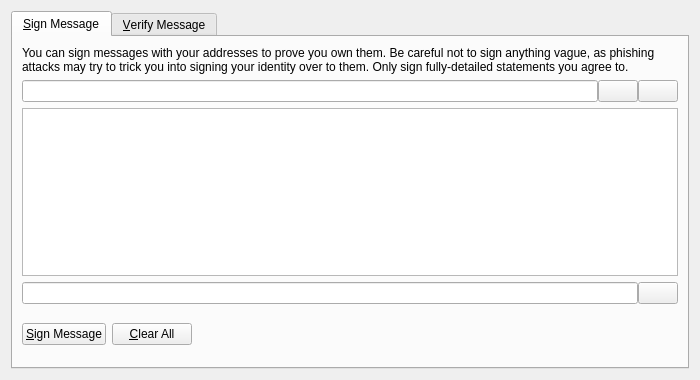
yodacoin/test, file src/qt/forms/signverifymessagedialog.ui: the form before one commit.
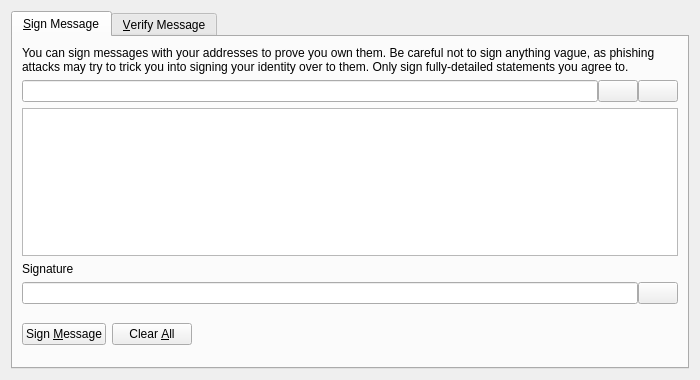
The form after the commit. Icons and pictures are not drawn. Custom widgets are drawn as their Qt base class.

```diff
--- a/src/qt/forms/signverifymessagedialog.ui
+++ b/src/qt/forms/signverifymessagedialog.ui
@@ -104,6 +104,16 @@
          </property>
         </widget>
        </item>
+       <item>
+        <widget class="QLabel" name="signatureLabel_SM">
+         <property name="text">
+          <string>Signature</string>
+         </property>
+         <property name="textFormat">
+          <enum>Qt::PlainText</enum>
+         </property>
+        </widget>
+       </item>
        <item>
         <layout class="QHBoxLayout" name="horizontalLayout_2_SM">
          <property name="spacing">
@@ -151,7 +161,7 @@
             <string>Sign the message to prove you own this testcoin address</string>
            </property>
            <property name="text">
-            <string>&amp;Sign Message</string>
+            <string>Sign &amp;Message</string>
            </property>
            <property name="icon">
             <iconset resource="../testcoin.qrc">
@@ -168,7 +178,7 @@
             <string>Reset all sign message fields</string>
            </property>
            <property name="text">
-            <string>&amp;Clear All</string>
+            <string>Clear &amp;All</string>
            </property>
            <property name="icon">
             <iconset resource="../testcoin.qrc">
```
Left out of the diff: 33 changed lines with no effect on the pictures.
